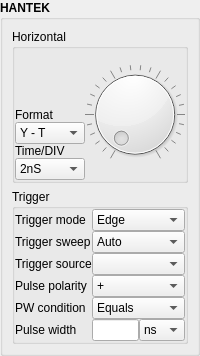
This is config.ui in anatoltrush/OscillO as Qt 5 draws it before an edit. The edited form follows.
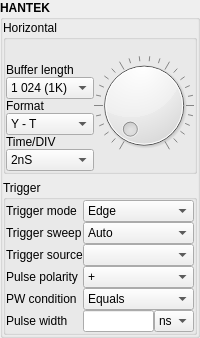
This is the edited form.

```diff
--- a/config.ui
+++ b/config.ui
@@ -7,7 +7,7 @@
     <x>0</x>
     <y>0</y>
     <width>200</width>
-    <height>356</height>
+    <height>338</height>
    </rect>
   </property>
   <property name="sizePolicy">
@@ -46,6 +46,21 @@
       <string>HANTEK</string>
      </property>
      <layout class="QGridLayout" name="gridLayout">
+      <property name="leftMargin">
+       <number>0</number>
+      </property>
+      <property name="topMargin">
+       <number>0</number>
+      </property>
+      <property name="rightMargin">
+       <number>0</number>
+      </property>
+      <property name="bottomMargin">
+       <number>0</number>
+      </property>
+      <property name="horizontalSpacing">
+       <number>0</number>
+      </property>
       <item row="0" column="0">
        <widget class="QGroupBox" name="gBHorizontal">
         <property name="maximumSize">
@@ -78,19 +93,6 @@
          <property name="spacing">
           <number>0</number>
          </property>
-         <item row="0" column="0">
-          <spacer name="verticalSpacer">
-           <property name="orientation">
-            <enum>Qt::Vertical</enum>
-           </property>
-           <property name="sizeHint" stdset="0">
-            <size>
-             <width>20</width>
-             <height>62</height>
-            </size>
-           </property>
-          </spacer>
-         </item>
          <item row="0" column="1" rowspan="2">
           <widget class="QDial" name="dialTimDiv">
            <property name="minimumSize">
@@ -115,6 +117,37 @@
          </item>
          <item row="1" column="0">
           <layout class="QVBoxLayout" name="vLTDiv">
+           <item>
+            <widget class="QLabel" name="label_5">
+             <property name="text">
+              <string>Buffer length</string>
+             </property>
+            </widget>
+           </item>
+           <item>
+            <widget class="QComboBox" name="cBBufLen">
+             <item>
+              <property name="text">
+               <string>1 024 (1K)</string>
+              </property>
+             </item>
+             <item>
+              <property name="text">
+               <string>2 048 (2K)</string>
+              </property>
+             </item>
+             <item>
+              <property name="text">
+               <string>3 072 (3K)</string>
+              </property>
+             </item>
+             <item>
+              <property name="text">
+               <string>4 096 (4K)</string>
+              </property>
+             </item>
+            </widget>
+           </item>
            <item>
             <widget class="QLabel" name="label_8">
              <property name="text">
@@ -340,6 +373,12 @@
       </item>
       <item row="1" column="0">
        <widget class="QGroupBox" name="gBTrigger">
+        <property name="sizePolicy">
+         <sizepolicy hsizetype="Preferred" vsizetype="Preferred">
+          <horstretch>0</horstretch>
+          <verstretch>0</verstretch>
+         </sizepolicy>
+        </property>
         <property name="font">
          <font>
           <bold>false</bold>
@@ -533,12 +572,6 @@
                  <verstretch>0</verstretch>
                 </sizepolicy>
                </property>
-               <property name="maximumSize">
-                <size>
-                 <width>50</width>
-                 <height>16777215</height>
-                </size>
-               </property>
                <property name="font">
                 <font>
                  <bold>false</bold>
@@ -550,7 +583,7 @@
               <widget class="QComboBox" name="cBPulseUnit">
                <property name="maximumSize">
                 <size>
-                 <width>50</width>
+                 <width>40</width>
                  <height>16777215</height>
                 </size>
                </property>
```
